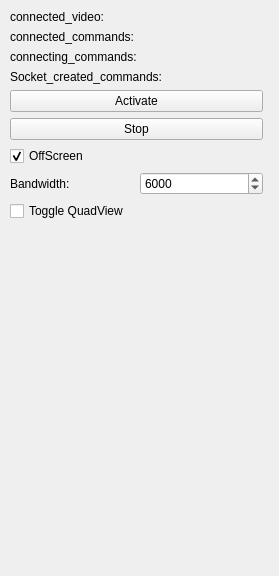
Before: the Qt Designer form OpenIGTLSender/openigtlsenderwidget.ui in AppliedPerceptionLab/IbisPluginsExtraMARIN, drawn with Qt 5.
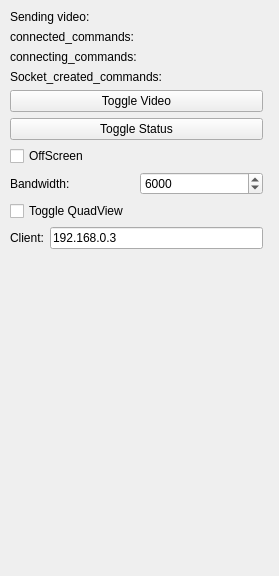
After: the same form once the commit is applied.

What changed in the file:
```diff
--- a/OpenIGTLSender/openigtlsenderwidget.ui
+++ b/OpenIGTLSender/openigtlsenderwidget.ui
@@ -23,20 +23,7 @@
     </rect>
    </property>
    <layout class="QGridLayout" name="gridLayout">
-    <item row="16" column="0">
-     <spacer name="verticalSpacer">
-      <property name="orientation">
-       <enum>Qt::Vertical</enum>
-      </property>
-      <property name="sizeHint" stdset="0">
-       <size>
-        <width>20</width>
-        <height>40</height>
-       </size>
-      </property>
-     </spacer>
-    </item>
-    <item row="8" column="0">
+    <item row="7" column="0">
      <layout class="QHBoxLayout" name="horizontalLayout">
       <item>
        <widget class="QLabel" name="label">
@@ -66,18 +53,50 @@
     <item row="5" column="0">
      <widget class="QPushButton" name="activate">
       <property name="text">
-       <string>Activate</string>
+       <string>Toggle Status</string>
       </property>
      </widget>
     </item>
-    <item row="0" column="0">
-     <widget class="QLabel" name="connected_video">
+    <item row="17" column="0">
+     <layout class="QHBoxLayout" name="horizontalLayout_4">
+      <item>
+       <widget class="QLabel" name="label_2">
+        <property name="text">
+         <string>Client:</string>
+        </property>
+       </widget>
+      </item>
+      <item>
+       <widget class="QLineEdit" name="clientAddress">
+        <property name="text">
+         <string>192.168.0.3</string>
+        </property>
+       </widget>
+      </item>
+     </layout>
+    </item>
+    <item row="13" column="0">
+     <widget class="QCheckBox" name="quadView">
       <property name="text">
-       <string>connected_video:</string>
+       <string>Toggle QuadView</string>
       </property>
      </widget>
     </item>
-    <item row="7" column="0">
+    <item row="2" column="0">
+     <widget class="QLabel" name="connecting_commands">
+      <property name="text">
+       <string>connecting_commands:</string>
+      </property>
+     </widget>
+    </item>
+    <item row="4" column="0">
+     <widget class="QPushButton" name="toggleVideo">
+      <property name="text">
+       <string>Toggle Video</string>
+      </property>
+     </widget>
+    </item>
+    <item row="6" column="0">
      <widget class="QCheckBox" name="offScreen">
       <property name="enabled">
        <bool>true</bool>
@@ -86,38 +105,7 @@
        <string>OffScreen</string>
       </property>
       <property name="checked">
-       <bool>true</bool>
-      </property>
-     </widget>
-    </item>
-    <item row="6" column="0">
-     <widget class="QPushButton" name="stop">
-      <property name="text">
-       <string>Stop</string>
-      </property>
-     </widget>
-    </item>
-    <item row="1" column="0">
-     <widget class="QLabel" name="connected_commands">
-      <property name="text">
-       <string>connected_commands:</string>
-      </property>
-     </widget>
-    </item>
-    <item row="2" column="0">
-     <widget class="QLabel" name="connecting_commands">
-      <property name="text">
-       <string>connecting_commands:</string>
-      </property>
-     </widget>
-    </item>
-    <item row="11" column="0">
-     <layout class="QHBoxLayout" name="horizontalLayout_2"/>
-    </item>
-    <item row="15" column="0">
-     <widget class="QCheckBox" name="quadView">
-      <property name="text">
-       <string>Toggle QuadView</string>
+       <bool>false</bool>
       </property>
      </widget>
     </item>
@@ -128,6 +116,33 @@
       </property>
      </widget>
     </item>
+    <item row="0" column="0">
+     <widget class="QLabel" name="sending_video">
+      <property name="text">
+       <string>Sending video:</string>
+      </property>
+     </widget>
+    </item>
+    <item row="1" column="0">
+     <widget class="QLabel" name="connected_commands">
+      <property name="text">
+       <string>connected_commands:</string>
+      </property>
+     </widget>
+    </item>
+    <item row="22" column="0">
+     <spacer name="verticalSpacer">
+      <property name="orientation">
+       <enum>Qt::Vertical</enum>
+      </property>
+      <property name="sizeHint" stdset="0">
+       <size>
+        <width>20</width>
+        <height>40</height>
+       </size>
+      </property>
+     </spacer>
+    </item>
    </layout>
   </widget>
  </widget>
```
Left out of the diff: 2 changed lines with no effect on the pictures.
